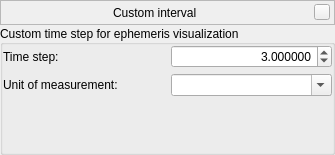
Stellarium/stellarium, file src/gui/astroCalcCustomStepsDialog.ui: the form before one commit.
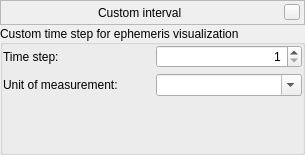
The form after the commit. Custom widgets are drawn as their Qt base class.

Patch:
```diff
--- a/src/gui/astroCalcCustomStepsDialog.ui
+++ b/src/gui/astroCalcCustomStepsDialog.ui
@@ -6,7 +6,7 @@
    <rect>
     <x>0</x>
     <y>0</y>
-    <width>335</width>
+    <width>305</width>
     <height>155</height>
    </rect>
   </property>
@@ -155,21 +155,15 @@
          </widget>
         </item>
         <item>
-         <widget class="QDoubleSpinBox" name="timeStepDoubleSpinBox">
+         <widget class="QSpinBox" name="timeStepSpinBox">
           <property name="alignment">
            <set>Qt::AlignRight|Qt::AlignTrailing|Qt::AlignVCenter</set>
           </property>
-          <property name="decimals">
-           <number>6</number>
-          </property>
           <property name="minimum">
-           <double>0.000001000000000</double>
+           <number>1</number>
           </property>
           <property name="maximum">
-           <double>999999.000000000000000</double>
-          </property>
-          <property name="value">
-           <double>3.000000000000000</double>
+           <number>1000</number>
           </property>
          </widget>
         </item>
```
